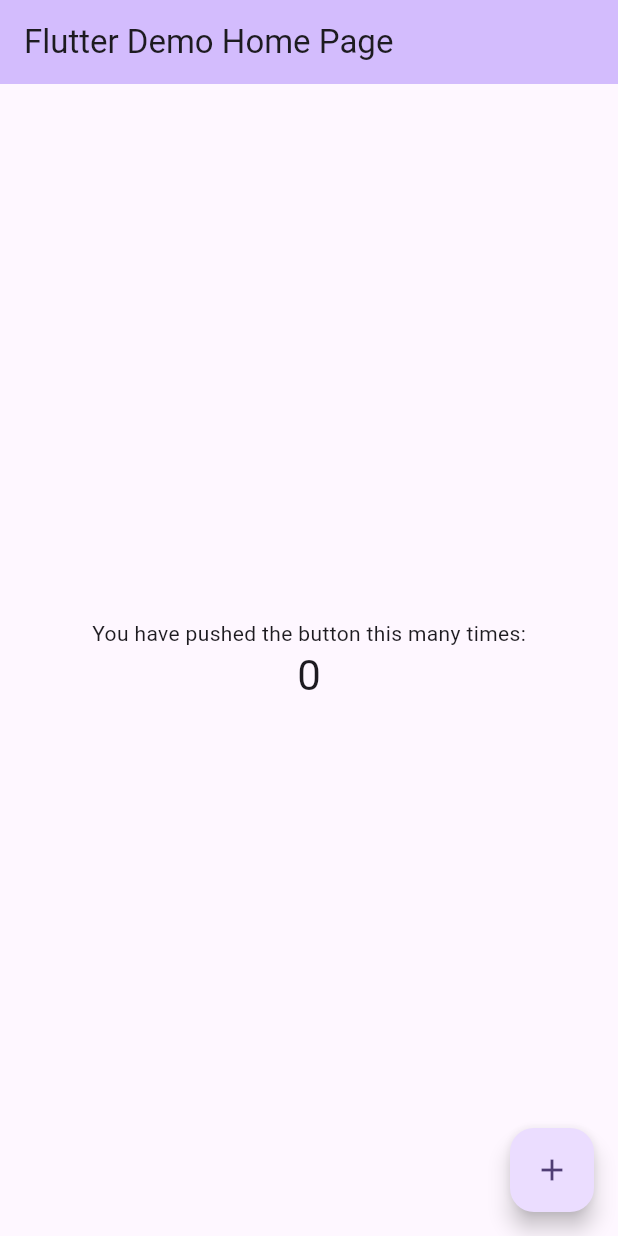
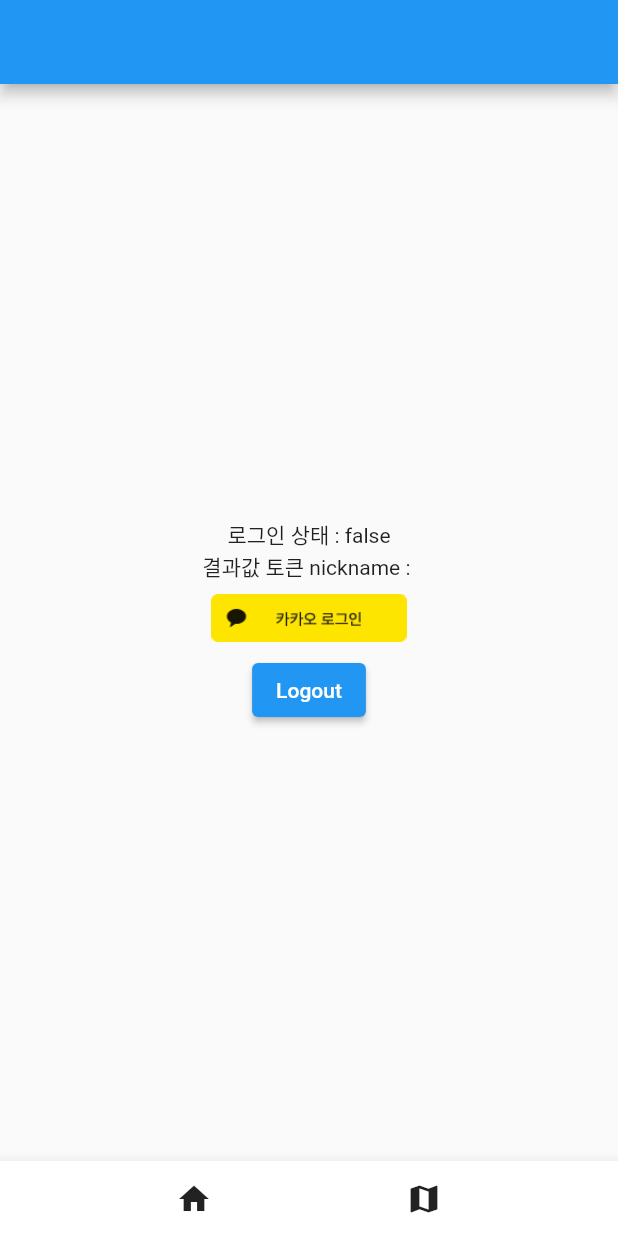
Before and after one commit to Kkosunae/flutter, a Flutter app: the screen it shows after launch, on a phone screen of 412 x 824 dp. Run offline on Flutter 3.47's test engine with Material 2 defaults, Android fonts, the phone set to English and light mode, and no system bars; missing offline and left inert: kakao_flutter_sdk.

Commit message:
Feat #38 - 안드로이드 카카오 로그인 기능 구현

```diff
--- a/lib/main.dart
+++ b/lib/main.dart
@@ -1,6 +1,12 @@
 import 'package:flutter/material.dart';
+import 'package:kakao_flutter_sdk/kakao_flutter_sdk.dart';
+import 'package:kkosunae/kakao_login.dart';
+import 'package:kkosunae/main_viewmodel.dart';
+
+late final MainViewModel viewModel;
 
 void main() {
+  KakaoSdk.init(nativeAppKey: '4a705167f1b89e0ab9347e08a2540f6f');
   runApp(const MyApp());
 }
 
@@ -11,115 +17,65 @@ class MyApp extends StatelessWidget {
   @override
   Widget build(BuildContext context) {
     return MaterialApp(
-      title: 'Flutter Demo',
-      theme: ThemeData(
-        // This is the theme of your application.
-        //
-        // TRY THIS: Try running your application with "flutter run". You'll see
-        // the application has a blue toolbar. Then, without quitting the app,
-        // try changing the seedColor in the colorScheme below to Colors.green
-        // and then invoke "hot reload" (save your changes or press the "hot
-        // reload" button in a Flutter-supported IDE, or press "r" if you used
-        // the command line to start the app).
-        //
-        // Notice that the counter didn't reset back to zero; the application
-        // state is not lost during the reload. To reset the state, use hot
-        // restart instead.
-        //
-        // This works for code too, not just values: Most code changes can be
-        // tested with just a hot reload.
-        colorScheme: ColorScheme.fromSeed(seedColor: Colors.deepPurple),
-        useMaterial3: true,
-      ),
-      home: const MyHomePage(title: 'Flutter Demo Home Page'),
+      home: MyHomePage(),
+
     );
   }
 }
-
   class MyHomePage extends StatefulWidget {
-  const MyHomePage({super.key, required this.title});
-
-  // This widget is the home page of your application. It is stateful, meaning
-  // that it has a State object (defined below) that contains fields that affect
-  // how it looks.
-
-  // This class is the configuration for the state. It holds the values (in this
-  // case the title) provided by the parent (in this case the App widget) and
-  // used by the build method of the State. Fields in a Widget subclass are
-  // always marked "final".
-
-  final String title;
-
     @override
-  State<MyHomePage> createState() => _MyHomePageState();
+    State<StatefulWidget> createState() => _MyHomePageState();
   }
 
   class _MyHomePageState extends State<MyHomePage> {
-  int _counter = 0;
-
-  void _incrementCounter() {
-    setState(() {
-      // This call to setState tells the Flutter framework that something has
-      // changed in this State, which causes it to rerun the build method below
-      // so that the display can reflect the updated values. If we changed
-      // _counter without calling setState(), then the build method would not be
-      // called again, and so nothing would appear to happen.
-      _counter++;
-    });
-  }
+    final viewModel = MainViewModel(KakaoLogin());
 
     @override
     Widget build(BuildContext context) {
-    // This method is rerun every time setState is called, for instance as done
-    // by the _incrementCounter method above.
-    //
-    // The Flutter framework has been optimized to make rerunning build methods
-    // fast, so that you can just rebuild anything that needs updating rather
-    // than having to individually change instances of widgets.
       return Scaffold(
-      appBar: AppBar(
-        // TRY THIS: Try changing the color here to a specific color (to
-        // Colors.amber, perhaps?) and trigger a hot reload to see the AppBar
-        // change color while the other colors stay the same.
-        backgroundColor: Theme.of(context).colorScheme.inversePrimary,
-        // Here we take the value from the MyHomePage object that was created by
-        // the App.build method, and use it to set our appbar title.
-        title: Text(widget.title),
+        appBar: AppBar(),
+        body: Container(
+          width: double.infinity,
+          height: double.infinity,
+          child: Column(
+            mainAxisAlignment: MainAxisAlignment.center,
+            children: [
+              Text("로그인 상태 : ${viewModel.isLogined}"),
+              Text("결과값 토큰 nickname : " + (viewModel.user?.kakaoAccount?.profile?.nickname ?? '')),
+              SizedBox(
+                  width: 300,
+                  child: IconButton(
+                    onPressed: () async {
+                      await viewModel.login();
+                      setState(() {});
+                    },
+                    icon: Image.asset('assets/kakao_login_medium_narrow.png'), )
               ),
-      body: Center(
-        // Center is a layout widget. It takes a single child and positions it
-        // in the middle of the parent.
-        child: Column(
-          // Column is also a layout widget. It takes a list of children and
-          // arranges them vertically. By default, it sizes itself to fit its
-          // children horizontally, and tries to be as tall as its parent.
-          //
-          // Column has various properties to control how it sizes itself and
-          // how it positions its children. Here we use mainAxisAlignment to
-          // center the children vertically; the main axis here is the vertical
-          // axis because Columns are vertical (the cross axis would be
-          // horizontal).
-          //
-          // TRY THIS: Invoke "debug painting" (choose the "Toggle Debug Paint"
-          // action in the IDE, or press "p" in the console), to see the
-          // wireframe for each widget.
-          mainAxisAlignment: MainAxisAlignment.center,
-          children: <Widget>[
-            const Text(
-              'You have pushed the button this many times:',
-            ),
-            Text(
-              '$_counter',
-              style: Theme.of(context).textTheme.headlineMedium,
-            ),
+              ElevatedButton(
+                  onPressed: () async {
+                    await viewModel.logout();
+                    setState(() {});
+                  },
+                  child: Text('Logout'))
             ],
           ),
         ),
-      floatingActionButton: FloatingActionButton(
-        onPressed: _incrementCounter,
-        tooltip: 'Increment',
-        child: const Icon(Icons.add),
-      ), // This trailing comma makes auto-formatting nicer for build methods.
+        bottomNavigationBar: BottomAppBar(
+          child: SizedBox(
+            height: 50,
+            child: Row(
+              mainAxisAlignment: MainAxisAlignment.spaceEvenly,
+              children: [
+                IconButton(
+                    onPressed: (){},
+                    icon : Icon(Icons.home)),
+                IconButton(onPressed: (){}, icon: Icon(Icons.map)),
+              ],
+            ),
+          ),
+
+        ),
       );
     }
+
   }
--- /dev/null
+++ b/lib/main_viewmodel.dart
@@ -0,0 +1,22 @@
+import 'package:kakao_flutter_sdk/kakao_flutter_sdk.dart';
+import 'package:kkosunae/social_login.dart';
+
+class MainViewModel {
+  final SocialLogin _socialLogin;
+  bool isLogined = false;
+  User? user;
+
+  MainViewModel(this._socialLogin);
+
+  Future login() async {
+    isLogined = await _socialLogin.login();
+    if (isLogined) {
+      user = await UserApi.instance.me();
+    }
+  }
+  Future logout() async {
+    await _socialLogin.logout();
+    isLogined = false;
+    user = null;
+  }
+}
--- /dev/null
+++ b/lib/social_login.dart
@@ -0,0 +1,4 @@
+abstract class SocialLogin {
+  Future<bool> login();
+  Future<bool> logout();
+}
--- a/pubspec.yaml
+++ b/pubspec.yaml
@@ -32,9 +32,11 @@ dependencies:
     sdk: flutter
 
 
+
   # The following adds the Cupertino Icons font to your application.
   # Use with the CupertinoIcons class for iOS style icons.
   cupertino_icons: ^1.0.2
+  kakao_flutter_sdk: ^1.5.0
 
 dev_dependencies:
   flutter_test:
@@ -52,6 +54,8 @@ dev_dependencies:
 
 # The following section is specific to Flutter packages.
 flutter:
+  assets:
+    - assets/
 
   # The following line ensures that the Material Icons font is
   # included with your application, so that you can use the icons in
```
Also changed, not shown: lib/kakao_login.dart (added, +40 -0 lines), assets/kakao_login_medium_narrow.png (added), pubspec.lock, 5 other files. Lines whose indentation alone changed are shown as unchanged.
